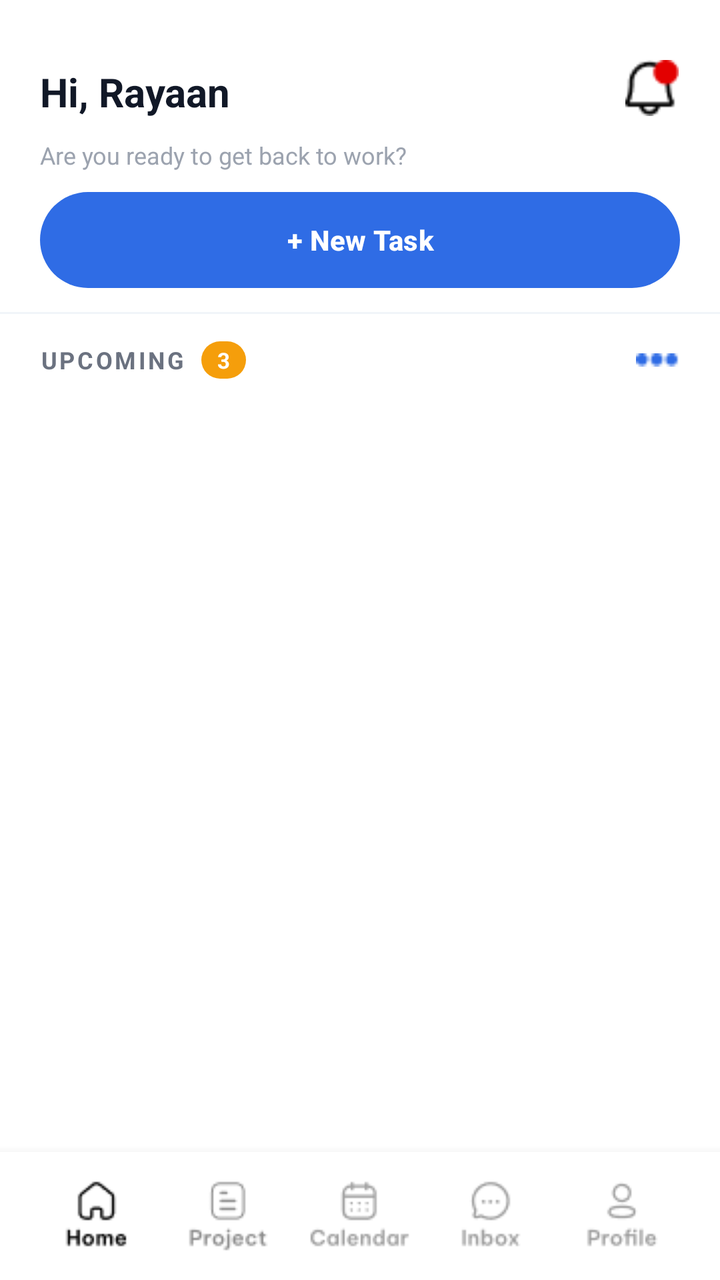
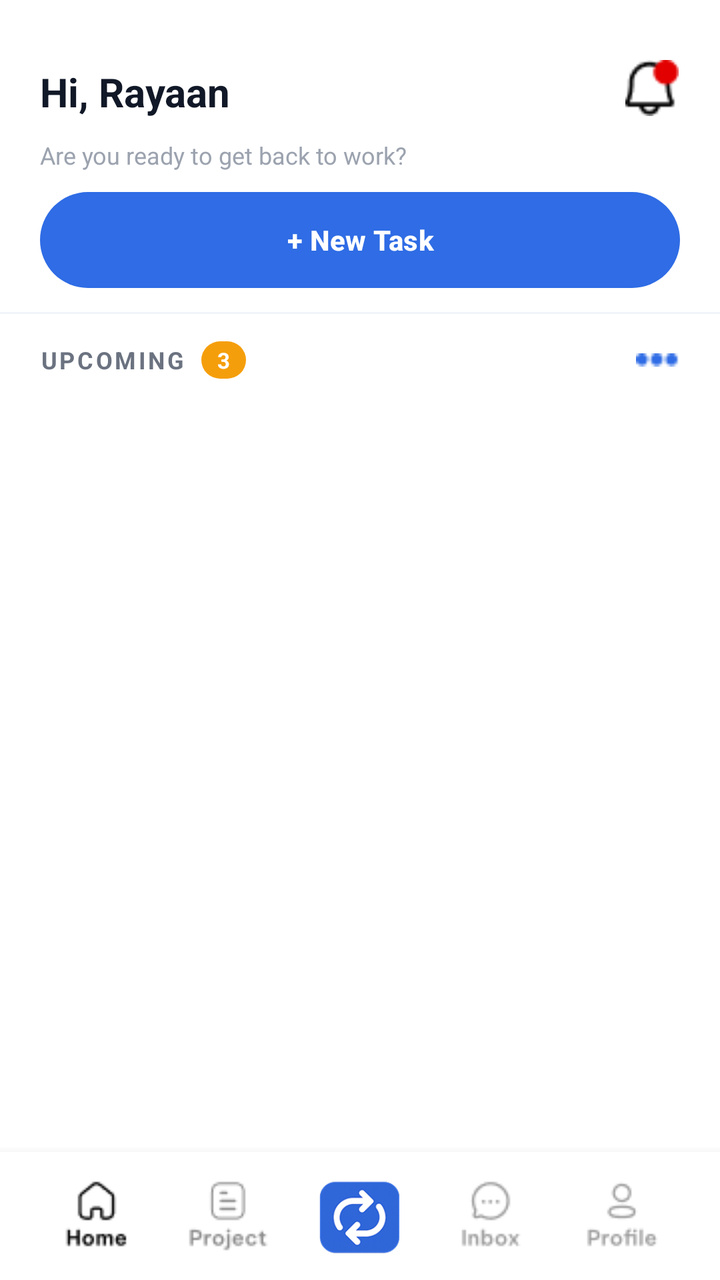

The first picture is an Android layout as it rendered before a commit; the second is the same layout after the commit. The layout source and the unified diff follow.
<!-- AndroidManifest.xml: application theme Theme.Teamflow -->
<!-- res/layout/activity_home_page.xml -->
<RelativeLayout xmlns:android="http://schemas.android.com/apk/res/android"
    xmlns:app="http://schemas.android.com/apk/res-auto"
    android:layout_width="match_parent"
    android:layout_height="match_parent"
    xmlns:tools="http://schemas.android.com/tools"
    android:id="@+id/main"
    android:background="#FFFFFF"
    tools:context=".home_page">

    
    <LinearLayout
        android:id="@+id/header"
        android:layout_width="match_parent"
        android:layout_height="88dp"
        android:orientation="horizontal"
        android:paddingStart="20dp"
        android:paddingEnd="20dp"
        android:gravity="center_vertical">

        <LinearLayout
            android:layout_marginTop="15dp"
            android:layout_width="0dp"
            android:layout_height="wrap_content"
            android:layout_weight="1"
            android:orientation="vertical">

            <TextView
                android:id="@+id/tvHello"
                android:layout_width="wrap_content"
                android:layout_height="wrap_content"
                android:text="Hi, Rayaan"
                android:textColor="#111827"
                android:textSize="20sp"
                android:textStyle="bold" />

            <TextView
                android:layout_marginTop="10dp"
                android:id="@+id/tvPrompt"
                android:layout_width="wrap_content"
                android:layout_height="wrap_content"
                android:text="Are you ready to get back to work?"
                android:textColor="#9CA3AF"
                android:textSize="12sp" />
        </LinearLayout>

        <RelativeLayout
            android:layout_width="28dp"
            android:layout_height="28dp">

            <ImageView
                android:id="@+id/ivBell"
                android:layout_width="match_parent"
                android:layout_height="match_parent"
                android:src="@drawable/bell_icon" />


        </RelativeLayout>
    </LinearLayout>

    
    <Button
        android:id="@+id/btnNewTask"
        android:layout_width="match_parent"
        android:layout_height="48dp"
        android:layout_below="@id/header"
        android:layout_marginStart="20dp"
        android:layout_marginEnd="20dp"
        android:layout_marginTop="8dp"
        android:text="+ New Task"
        android:textAllCaps="false"
        android:textStyle="bold"
        android:textColor="@android:color/white"
        android:background="@drawable/bg_btn_pill_blue"
        android:backgroundTint="@null" />

    <View
        android:id="@+id/dividerTop"
        android:layout_width="match_parent"
        android:layout_height="1dp"
        android:layout_below="@id/btnNewTask"
        android:layout_marginTop="12dp"
        android:background="#F1F5F9" />

    
    <LinearLayout
        android:id="@+id/sectionHeader"
        android:layout_width="match_parent"
        android:layout_height="wrap_content"
        android:layout_below="@id/dividerTop"
        android:layout_marginStart="20dp"
        android:layout_marginEnd="20dp"
        android:layout_marginTop="12dp"
        android:orientation="horizontal"
        android:gravity="center_vertical">

        <TextView
            android:layout_width="wrap_content"
            android:layout_height="wrap_content"
            android:text="UPCOMING"
            android:letterSpacing="0.1"
            android:textColor="#6B7280"
            android:textSize="12sp"
            android:textStyle="bold" />

        <TextView
            android:id="@+id/tvUpcomingCount"
            android:layout_width="wrap_content"
            android:layout_height="wrap_content"
            android:layout_marginStart="8dp"
            android:paddingStart="8dp"
            android:paddingEnd="8dp"
            android:paddingTop="2dp"
            android:paddingBottom="2dp"
            android:background="@drawable/bg_badge_orange"
            android:text="3"
            android:textColor="#FFFFFF"
            android:textSize="11sp"
            android:textStyle="bold" />

        <View
            android:layout_width="0dp"
            android:layout_height="0dp"
            android:layout_weight="1" />

        <ImageView
            android:id="@+id/btnMore"
            android:layout_width="22dp"
            android:layout_height="22dp"
            android:src="@drawable/more"
            app:tint="#2F6CE5" />
    </LinearLayout>

    
    <androidx.recyclerview.widget.RecyclerView
        android:id="@+id/rvTasks"
        android:layout_width="match_parent"
        android:layout_height="0dp"
        android:layout_below="@id/sectionHeader"
        android:layout_above="@id/bottomNav"
        android:paddingStart="16dp"
        android:paddingEnd="16dp"
        android:paddingTop="8dp"
        android:clipToPadding="false" />


    
    <LinearLayout
        android:id="@+id/bottomNav"
        android:layout_width="match_parent"
        android:layout_height="64dp"
        android:layout_alignParentBottom="true"
        android:orientation="horizontal"
        android:background="#FFFFFF"
        android:paddingStart="16dp"
        android:paddingEnd="16dp"
        android:elevation="8dp">

        
        <LinearLayout
            android:id="@+id/navHome"
            android:layout_width="0dp"
            android:layout_height="match_parent"
            android:layout_weight="1"
            android:gravity="center"
            android:orientation="vertical">

            <ImageView
                android:layout_width="wrap_content"
                android:layout_height="wrap_content"
                android:src="@drawable/home_unselect"
                app:tint="@color/black" />
        </LinearLayout>

        
        <LinearLayout
            android:id="@+id/navProjects"
            android:layout_width="0dp"
            android:layout_height="match_parent"
            android:layout_weight="1"
            android:gravity="center"
            android:orientation="vertical">

            <ImageView
                android:layout_width="wrap_content"
                android:layout_height="wrap_content"
                android:src="@drawable/project" />
        </LinearLayout>

        
        <LinearLayout
            android:id="@+id/navCalendar"
            android:layout_width="0dp"
            android:layout_height="match_parent"
            android:layout_weight="1"
            android:gravity="center"
            android:orientation="vertical">

            <ImageView
                android:layout_width="wrap_content"
                android:layout_height="wrap_content"
                android:src="@drawable/calendar_unselect" />
        </LinearLayout>

        
        <LinearLayout
            android:id="@+id/navInbox"
            android:layout_width="0dp"
            android:layout_height="match_parent"
            android:layout_weight="1"
            android:gravity="center"
            android:orientation="vertical">

            <ImageView
                android:layout_width="wrap_content"
                android:layout_height="wrap_content"
                android:src="@drawable/inbox_unselect" />
        </LinearLayout>

        
        <LinearLayout
            android:id="@+id/navProfile"
            android:layout_width="0dp"
            android:layout_height="match_parent"
            android:layout_weight="1"
            android:gravity="center"
            android:orientation="vertical">

            <ImageView
                android:layout_width="wrap_content"
                android:layout_height="wrap_content"
                android:src="@drawable/profile_unselect" />
        </LinearLayout>

    </LinearLayout>


</RelativeLayout>
<!-- resources referenced by this layout -->
<resources>
  <color name="black">#FF000000</color>
  <!-- drawable bell_icon: png bitmap (drawable, 509 bytes) -->
  <!-- drawable bg_badge_orange (drawable) -->
  <shape xmlns:android="http://schemas.android.com/apk/res/android">
      <solid android:color="#F59E0B"/>
      <corners android:radius="12dp"/>
  </shape>
  <!-- drawable bg_btn_pill_blue (drawable) -->
  <shape xmlns:android="http://schemas.android.com/apk/res/android">
      <solid android:color="#2F6CE5"/>
      <corners android:radius="24dp"/>
  </shape>
  <!-- drawable calendar_unselect: png bitmap (drawable, 1151 bytes) -->
  <!-- drawable home_unselect: png bitmap (drawable, 898 bytes) -->
  <!-- drawable inbox_unselect: png bitmap (drawable, 952 bytes) -->
  <!-- drawable more: png bitmap (drawable, 224 bytes) -->
  <!-- drawable profile_unselect: png bitmap (drawable, 1003 bytes) -->
  <!-- drawable project: png bitmap (drawable, 1049 bytes) -->
  <style name="Theme.Teamflow" parent="Base.Theme.Teamflow" />
  <style name="Base.Theme.Teamflow" parent="Theme.Material3.DayNight.NoActionBar">
          
         <item name="colorPrimary">#2F6CE5</item>
      </style>
</resources>

<!-- the commit's change to res/layout/activity_home_page.xml (unified diff, before → after) -->
@@ -198,7 +198,7 @@
             <ImageView
                 android:layout_width="wrap_content"
                 android:layout_height="wrap_content"
-                android:src="@drawable/calendar_unselect" />
+                android:src="@drawable/logo_main" />
         </LinearLayout>
 
         
<!-- resource entries referenced after the edit -->
@@ -12,9 +12,9 @@
       <solid android:color="#2F6CE5"/>
       <corners android:radius="24dp"/>
   </shape>
-  <!-- drawable calendar_unselect: png bitmap (drawable, 1151 bytes) -->
   <!-- drawable home_unselect: png bitmap (drawable, 898 bytes) -->
   <!-- drawable inbox_unselect: png bitmap (drawable, 952 bytes) -->
+  <!-- drawable logo_main: png bitmap (drawable, 15760 bytes) -->
   <!-- drawable more: png bitmap (drawable, 224 bytes) -->
   <!-- drawable profile_unselect: png bitmap (drawable, 1003 bytes) -->
   <!-- drawable project: png bitmap (drawable, 1049 bytes) -->
